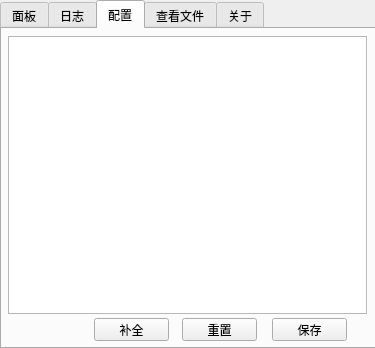
Above: azt/ui/design/form.ui from Gingmzmzx/AntiZTools before the change. Below: the same form after it.
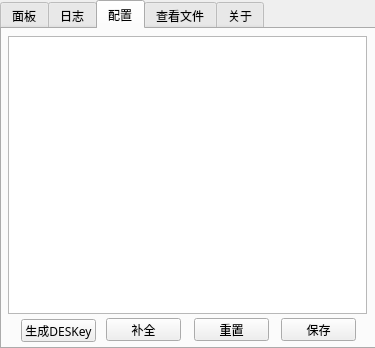
That is the form after the change. The open tabs and pages were chosen to show the change.

What changed in the file:
```diff
--- a/azt/ui/design/form.ui
+++ b/azt/ui/design/form.ui
@@ -402,7 +402,7 @@
     <widget class="QPushButton" name="saveCfgBtn">
      <property name="geometry">
       <rect>
-       <x>270</x>
+       <x>279</x>
        <y>289</y>
        <width>75</width>
        <height>23</height>
@@ -415,7 +415,7 @@
     <widget class="QPushButton" name="reCfgBtn">
      <property name="geometry">
       <rect>
-       <x>180</x>
+       <x>192</x>
        <y>289</y>
        <width>75</width>
        <height>23</height>
@@ -428,7 +428,7 @@
     <widget class="QPushButton" name="acCfgBtn">
      <property name="geometry">
       <rect>
-       <x>92</x>
+       <x>104</x>
        <y>289</y>
        <width>75</width>
        <height>23</height>
@@ -438,6 +438,19 @@
       <string>补全</string>
      </property>
     </widget>
+    <widget class="QPushButton" name="genDESKeyBtn">
+     <property name="geometry">
+      <rect>
+       <x>19</x>
+       <y>290</y>
+       <width>75</width>
+       <height>23</height>
+      </rect>
+     </property>
+     <property name="text">
+      <string>生成DESKey</string>
+     </property>
+    </widget>
    </widget>
    <widget class="QWidget" name="tab_view">
     <attribute name="title">
```
